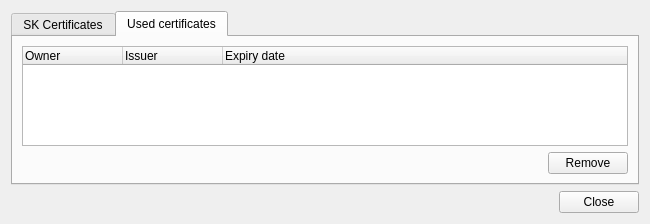
open-eid/qdigidoc, file crypto/ui/KeyAddDialog.ui: the form before one commit.
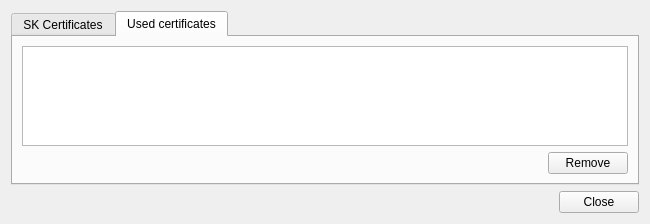
The form after the commit. The open tabs and pages were chosen to show the change.

```diff
--- a/crypto/ui/KeyAddDialog.ui
+++ b/crypto/ui/KeyAddDialog.ui
@@ -110,28 +110,13 @@
       </attribute>
       <layout class="QVBoxLayout" name="storeLayout">
        <item>
-        <widget class="QTreeWidget" name="usedView">
+        <widget class="QTreeView" name="usedView">
          <property name="horizontalScrollBarPolicy">
           <enum>Qt::ScrollBarAlwaysOff</enum>
          </property>
          <property name="rootIsDecorated">
           <bool>false</bool>
          </property>
-         <column>
-          <property name="text">
-           <string>Owner</string>
-          </property>
-         </column>
-         <column>
-          <property name="text">
-           <string>Issuer</string>
-          </property>
-         </column>
-         <column>
-          <property name="text">
-           <string>Expiry date</string>
-          </property>
-         </column>
         </widget>
        </item>
        <item>
```
